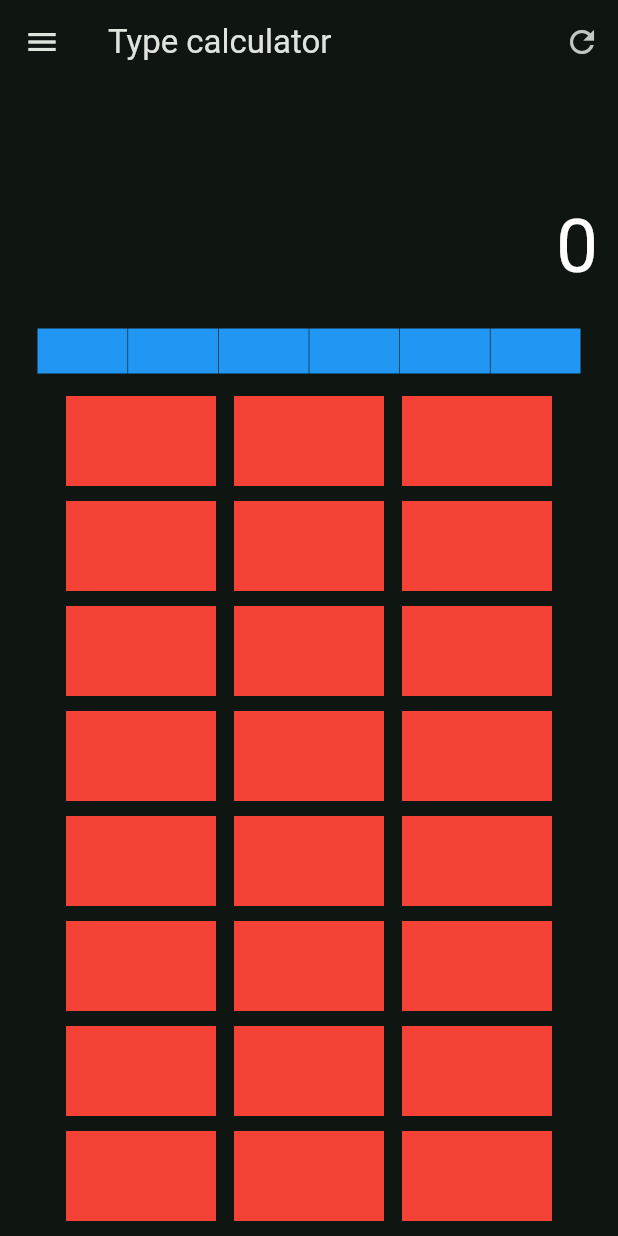
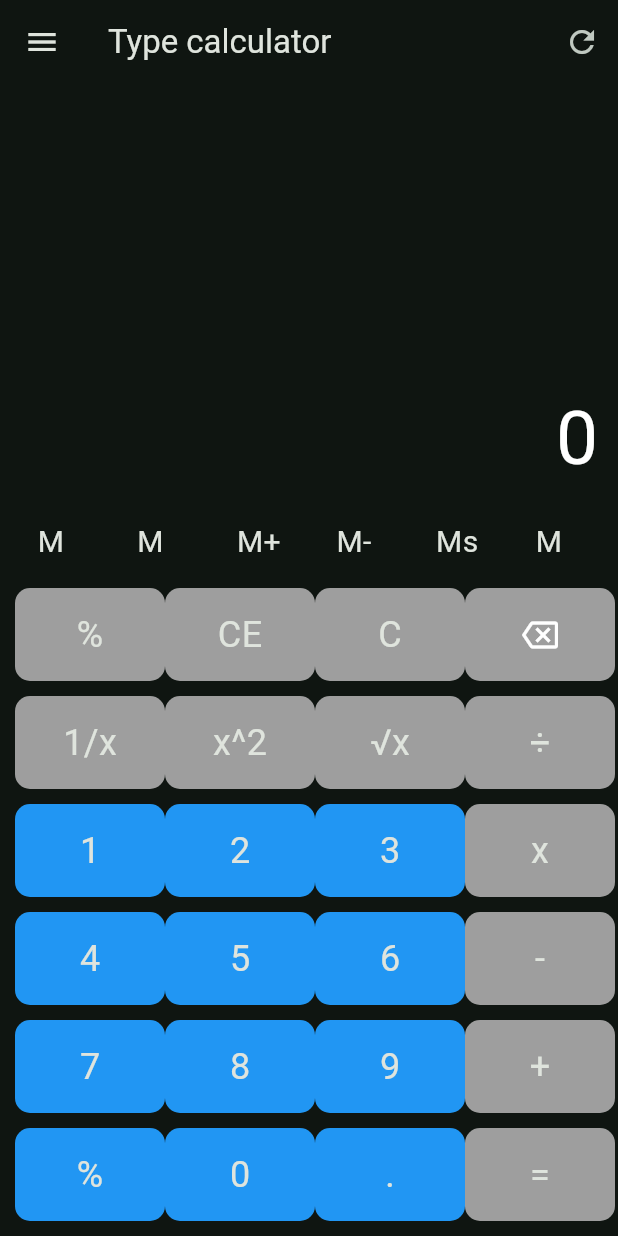
Before and after one commit to imdidier/calculator, a Flutter app: the screen it shows after launch, on a phone screen of 412 x 824 dp. Run offline on Flutter 3.47's test engine with Material 2 defaults, Android fonts, the phone set to English and light mode, and no system bars; our stand-ins replace go_router.

Commit message:
FEAT: Complete UI by reusing widgets.

```diff
--- a/lib/ui/screens/home_screen.dart
+++ b/lib/ui/screens/home_screen.dart
@@ -1,5 +1,6 @@
-import 'package:calculator/ui/widgets/inputs/custom_input.dart';
 import 'package:flutter/material.dart';
+
+import '../widgets/widgets.dart';
 
 class HomeScreen extends StatelessWidget {
   const HomeScreen({super.key});
@@ -37,55 +38,94 @@ class _CustomBody extends StatelessWidget {
       padding: const EdgeInsets.all(10.0),
       child: Column(
         children: [
-          const Expanded(child: SizedBox()),
+          // const Expanded(child: SizedBox()),
+          const Spacer(),
           const CustomInput(),
           Padding(
             padding: const EdgeInsets.symmetric(
               horizontal: 15.0,
             ).copyWith(bottom: 15),
-            child: Row(
+            child: const Row(
               mainAxisAlignment: MainAxisAlignment.spaceBetween,
               children: [
-                Container(height: 30, width: 60, color: Colors.blue),
-                Container(height: 30, width: 60, color: Colors.blue),
-                Container(height: 30, width: 60, color: Colors.blue),
-                Container(height: 30, width: 60, color: Colors.blue),
-                Container(height: 30, width: 60, color: Colors.blue),
-                Container(height: 30, width: 60, color: Colors.blue),
+                CustomButtonComplexOperation(label: 'MC'),
+                CustomButtonComplexOperation(label: 'MR'),
+                CustomButtonComplexOperation(label: 'M+'),
+                CustomButtonComplexOperation(label: 'M-'),
+                CustomButtonComplexOperation(label: 'Ms'),
+                CustomButtonComplexOperation(label: 'M'),
               ],
             ),
           ),
-          Wrap(
-            alignment: WrapAlignment.end,
-            crossAxisAlignment: WrapCrossAlignment.center,
-            runAlignment: WrapAlignment.center,
-            spacing: 12,
-            runSpacing: 10,
+          Column(
             children: [
-              Container(width: 100, color: Colors.red, height: 60),
-              Container(width: 100, color: Colors.red, height: 60),
-              Container(width: 100, color: Colors.red, height: 60),
-              Container(width: 100, color: Colors.red, height: 60),
-              Container(width: 100, color: Colors.red, height: 60),
-              Container(width: 100, color: Colors.red, height: 60),
-              Container(width: 100, color: Colors.red, height: 60),
-              Container(width: 100, color: Colors.red, height: 60),
-              Container(width: 100, color: Colors.red, height: 60),
-              Container(width: 100, color: Colors.red, height: 60),
-              Container(width: 100, color: Colors.red, height: 60),
-              Container(width: 100, color: Colors.red, height: 60),
-              Container(width: 100, color: Colors.red, height: 60),
-              Container(width: 100, color: Colors.red, height: 60),
-              Container(width: 100, color: Colors.red, height: 60),
-              Container(width: 100, color: Colors.red, height: 60),
-              Container(width: 100, color: Colors.red, height: 60),
-              Container(width: 100, color: Colors.red, height: 60),
-              Container(width: 100, color: Colors.red, height: 60),
-              Container(width: 100, color: Colors.red, height: 60),
-              Container(width: 100, color: Colors.red, height: 60),
-              Container(width: 100, color: Colors.red, height: 60),
-              Container(width: 100, color: Colors.red, height: 60),
-              Container(width: 100, color: Colors.red, height: 60),
+              Row(
+                mainAxisAlignment: MainAxisAlignment.spaceAround,
+                children: [
+                  const CustomButtonSimpleOperation(label: '%'),
+                  const CustomButtonSimpleOperation(label: 'CE'),
+                  const CustomButtonSimpleOperation(label: 'C'),
+                  Container(
+                    width: 100,
+                    height: 62,
+                    decoration: BoxDecoration(
+                      borderRadius: BorderRadius.circular(10),
+                      color: Colors.grey,
+                    ),
+                    child: const Center(child: Icon(Icons.backspace_outlined)),
+                  ),
+                ],
+              ),
+              const SizedBox(height: 10),
+              const Row(
+                mainAxisAlignment: MainAxisAlignment.spaceAround,
+                children: [
+                  CustomButtonSimpleOperation(label: '1/x'),
+                  CustomButtonSimpleOperation(label: 'x^2'),
+                  CustomButtonSimpleOperation(label: '√x'),
+                  CustomButtonSimpleOperation(label: '÷'),
+                ],
+              ),
+              const SizedBox(height: 10),
+              const Row(
+                mainAxisAlignment: MainAxisAlignment.spaceAround,
+                children: [
+                  CustomButtonNumber(label: '1'),
+                  CustomButtonNumber(label: '2'),
+                  CustomButtonNumber(label: '3'),
+                  CustomButtonSimpleOperation(label: 'x'),
+                ],
+              ),
+              const SizedBox(height: 10),
+              const Row(
+                mainAxisAlignment: MainAxisAlignment.spaceAround,
+                children: [
+                  CustomButtonNumber(label: '4'),
+                  CustomButtonNumber(label: '5'),
+                  CustomButtonNumber(label: '6'),
+                  CustomButtonSimpleOperation(label: '-'),
+                ],
+              ),
+              const SizedBox(height: 10),
+              const Row(
+                mainAxisAlignment: MainAxisAlignment.spaceAround,
+                children: [
+                  CustomButtonNumber(label: '7'),
+                  CustomButtonNumber(label: '8'),
+                  CustomButtonNumber(label: '9'),
+                  CustomButtonSimpleOperation(label: '+'),
+                ],
+              ),
+              const SizedBox(height: 10),
+              const Row(
+                mainAxisAlignment: MainAxisAlignment.spaceAround,
+                children: [
+                  CustomButtonNumber(label: '%'),
+                  CustomButtonNumber(label: '0'),
+                  CustomButtonNumber(label: '.'),
+                  CustomButtonSimpleOperation(label: '='),
+                ],
+              ),
             ],
           ),
         ],
--- a/lib/ui/widgets/buttons/custom_button_complex_operation.dart
+++ b/lib/ui/widgets/buttons/custom_button_complex_operation.dart
@@ -1,10 +1,19 @@
 import 'package:flutter/material.dart';
 
 class CustomButtonComplexOperation extends StatelessWidget {
-  const CustomButtonComplexOperation({Key? key}) : super(key: key);
+  final String label;
+  const CustomButtonComplexOperation({Key? key, required this.label})
+      : super(key: key);
 
   @override
   Widget build(BuildContext context) {
-    return Container();
+    return SizedBox(
+      height: 30,
+      width: 30,
+      child: Text(
+        label,
+        style: const TextStyle(fontSize: 20, fontWeight: FontWeight.w400),
+      ),
+    );
   }
 }
--- a/lib/ui/widgets/buttons/custom_button_number.dart
+++ b/lib/ui/widgets/buttons/custom_button_number.dart
@@ -1,10 +1,24 @@
 import 'package:flutter/material.dart';
 
 class CustomButtonNumber extends StatelessWidget {
-  const CustomButtonNumber({Key? key}) : super(key: key);
+  final String label;
+  const CustomButtonNumber({Key? key, required this.label}) : super(key: key);
 
   @override
   Widget build(BuildContext context) {
-    return Container();
+    return Container(
+      width: 100,
+      height: 62,
+      decoration: BoxDecoration(
+        borderRadius: BorderRadius.circular(10),
+        color: Colors.blue,
+      ),
+      child: Center(
+        child: Text(
+          label,
+          style: const TextStyle(fontSize: 24),
+        ),
+      ),
+    );
   }
 }
--- a/lib/ui/widgets/buttons/custom_button_simple_operation.dart
+++ b/lib/ui/widgets/buttons/custom_button_simple_operation.dart
@@ -1,10 +1,26 @@
 import 'package:flutter/material.dart';
 
 class CustomButtonSimpleOperation extends StatelessWidget {
-  const CustomButtonSimpleOperation({Key? key}) : super(key: key);
+  final String label;
+  final IconData? icon;
+  const CustomButtonSimpleOperation({Key? key, required this.label, this.icon})
+      : super(key: key);
 
   @override
   Widget build(BuildContext context) {
-    return Container();
+    return Container(
+      width: 100,
+      height: 62,
+      decoration: BoxDecoration(
+        borderRadius: BorderRadius.circular(10),
+        color: Colors.grey,
+      ),
+      child: Center(
+        child: Text(
+          label,
+          style: const TextStyle(fontSize: 24),
+        ),
+      ),
+    );
   }
 }
```
